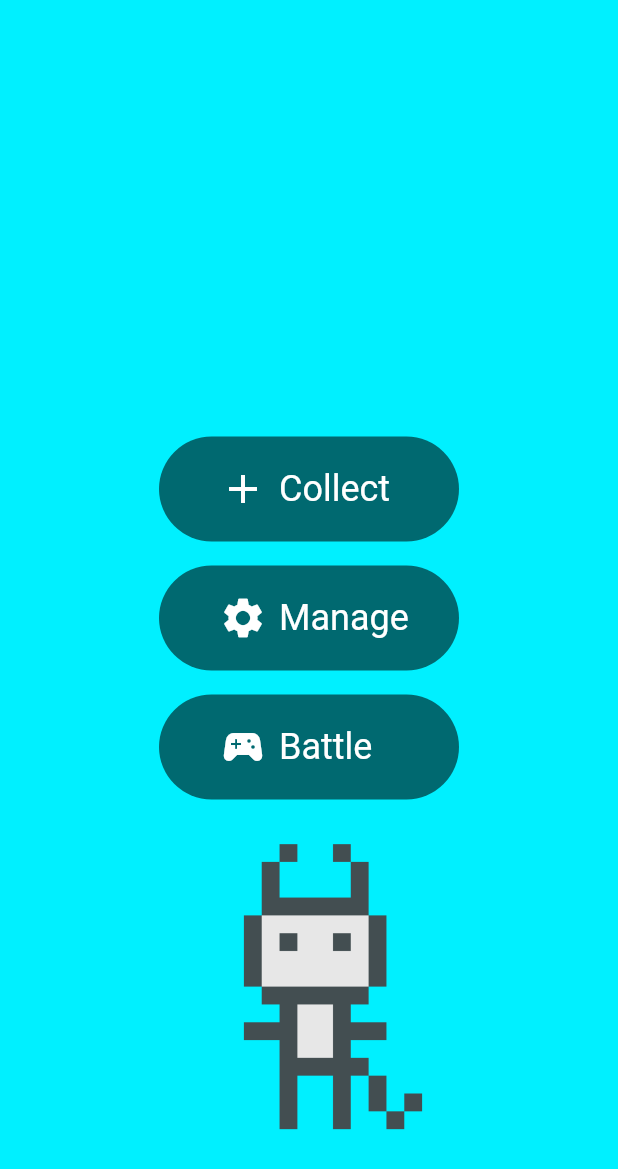
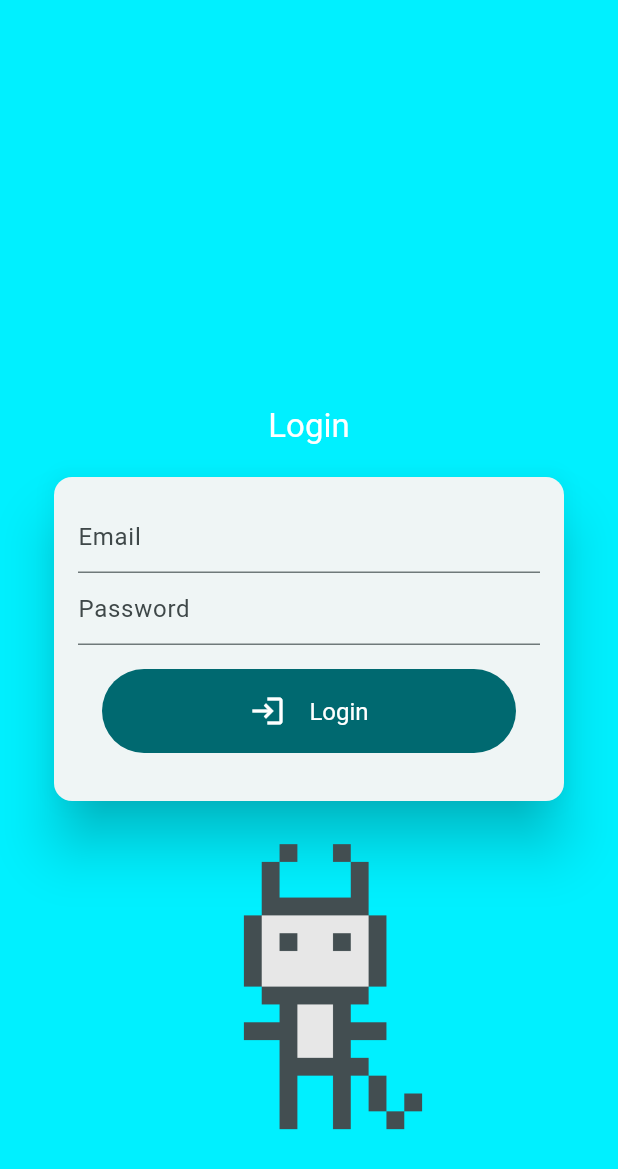
Before and after one commit to mnstrapp/mnstrv2, a Flutter app: the screen it shows after launch, on a phone screen of 412 x 824 dp. Shown: the top 1169 px of the screen. Run offline on Flutter 3.47's test engine with Material 3 defaults, Android fonts, the phone set to English and light mode, and no system bars; our stand-ins replace flutter_riverpod, google_fonts, riverpod; missing offline and left inert: mobile_scanner; Roboto replaces fonts that are missing (Silkscreen).

Commit message:
Added Auth screen

```diff
--- a/lib/app.dart
+++ b/lib/app.dart
@@ -1,22 +1,35 @@
+import 'dart:developer';
+
 import 'package:flutter/material.dart';
+import 'package:flutter_riverpod/flutter_riverpod.dart';
+import 'theme.dart';
+import 'providers/auth.dart';
 import 'home/home.dart';
+import 'auth/auth.dart';
 
-class App extends StatelessWidget {
+class App extends ConsumerWidget {
   const App({super.key});
 
   @override
-  Widget build(BuildContext context) {
+  Widget build(BuildContext context, WidgetRef ref) {
+    final auth = ref.watch(authProvider);
     return MaterialApp(
-      home: Home(),
+      home: auth.when(
+        data: (auth) {
+          if (auth == null) {
+            return AuthView();
+          }
+          return HomeView();
+        },
+        error: (error, stack) {
+          log('Error: $error\n$stack');
+          return const AuthView();
+        },
+        loading: () =>
+            const Scaffold(body: Center(child: CircularProgressIndicator())),
+      ),
       debugShowCheckedModeBanner: false,
-      theme: ThemeData(
-        colorScheme: ColorScheme.fromSeed(seedColor: Color(0xff00f0ff)),
-        primaryColor: Color(0xff00f0ff),
-        primaryColorLight: Color(0xff7cf7ff),
-        primaryColorDark: Color(0xff00c0ff),
-        scaffoldBackgroundColor: Color(0xff00f0ff),
-        appBarTheme: AppBarTheme(backgroundColor: Color(0xff00f0ff)),
-      ),
+      theme: theme,
     );
   }
 }
--- /dev/null
+++ b/lib/auth/auth.dart
@@ -0,0 +1,76 @@
+import 'package:flutter/material.dart';
+import '../ui/button.dart';
+
+class AuthView extends StatefulWidget {
+  const AuthView({super.key});
+
+  @override
+  State<AuthView> createState() => _AuthViewState();
+}
+
+class _AuthViewState extends State<AuthView> {
+  final TextEditingController _emailController = TextEditingController();
+  final TextEditingController _passwordController = TextEditingController();
+
+  @override
+  Widget build(BuildContext context) {
+    return Scaffold(
+      body: Stack(
+        children: [
+          Center(
+            child: Padding(
+              padding: const EdgeInsets.all(16.0),
+              child: Column(
+                mainAxisSize: MainAxisSize.min,
+                mainAxisAlignment: MainAxisAlignment.center,
+                children: [
+                  Text(
+                    'Login',
+                    style: Theme.of(context).textTheme.titleLarge?.copyWith(
+                      color: Theme.of(context).colorScheme.onPrimary,
+                    ),
+                  ),
+                  Padding(
+                    padding: const EdgeInsets.all(16.0),
+                    child: Card(
+                      elevation: 16,
+                      child: Padding(
+                        padding: const EdgeInsets.all(16.0),
+                        child: Column(
+                          mainAxisSize: MainAxisSize.min,
+                          children: [
+                            TextField(
+                              controller: _emailController,
+                              decoration: InputDecoration(hintText: 'Email'),
+                            ),
+                            TextField(
+                              controller: _passwordController,
+                              decoration: InputDecoration(hintText: 'Password'),
+                            ),
+                            UIButton(
+                              onPressed: () {},
+                              text: 'Login',
+                              margin: 16,
+                              padding: 16,
+                              icon: Icons.login,
+                            ),
+                          ],
+                        ),
+                      ),
+                    ),
+                  ),
+                ],
+              ),
+            ),
+          ),
+          Positioned(
+            bottom: 0,
+            left: 32,
+            right: 0,
+            child: Center(child: Image.asset('assets/loading_figure.png')),
+          ),
+        ],
+      ),
+    );
+  }
+}
--- a/lib/home/home.dart
+++ b/lib/home/home.dart
@@ -2,8 +2,8 @@ import 'package:flutter/material.dart';
 import '../collect/collect.dart';
 import '../ui/button.dart';
 
-class Home extends StatelessWidget {
-  const Home({super.key});
+class HomeView extends StatelessWidget {
+  const HomeView({super.key});
 
   @override
   Widget build(BuildContext context) {
--- a/lib/main.dart
+++ b/lib/main.dart
@@ -1,6 +1,7 @@
 import 'package:flutter/material.dart';
+import 'package:flutter_riverpod/flutter_riverpod.dart';
 import 'app.dart';
 
 void main() {
-  runApp(const App());
+  runApp(ProviderScope(child: const App()));
 }
--- /dev/null
+++ b/lib/models/auth.dart
@@ -0,0 +1,14 @@
+import 'package:json_annotation/json_annotation.dart';
+
+part 'auth.g.dart';
+
+@JsonSerializable()
+class Auth {
+  String? id;
+  DateTime? expiresAt;
+
+  Auth({this.id, this.expiresAt});
+
+  factory Auth.fromJson(Map<String, dynamic> json) => _$AuthFromJson(json);
+  Map<String, dynamic> toJson() => _$AuthToJson(this);
+}
--- /dev/null
+++ b/lib/providers/auth.dart
@@ -0,0 +1,13 @@
+import 'package:riverpod/riverpod.dart';
+import '../models/auth.dart';
+
+final authProvider = AsyncNotifierProvider<AuthNotifier, Auth?>(
+  () => AuthNotifier(),
+);
+
+class AuthNotifier extends AsyncNotifier<Auth?> {
+  @override
+  Future<Auth?> build() async {
+    return null;
+  }
+}
--- /dev/null
+++ b/lib/theme.dart
@@ -0,0 +1,14 @@
+import 'package:flutter/material.dart';
+import 'package:google_fonts/google_fonts.dart';
+
+final baseTheme = ThemeData(useMaterial3: true);
+
+final theme = baseTheme.copyWith(
+  colorScheme: ColorScheme.fromSeed(seedColor: Color(0xff00f0ff)),
+  textTheme: GoogleFonts.silkscreenTextTheme(baseTheme.textTheme),
+  primaryColor: Color(0xff00f0ff),
+  primaryColorLight: Color(0xff7cf7ff),
+  primaryColorDark: Color(0xff00c0ff),
+  scaffoldBackgroundColor: Color(0xff00f0ff),
+  appBarTheme: AppBarTheme(backgroundColor: Color(0xff00f0ff)),
+);
--- a/lib/ui/button.dart
+++ b/lib/ui/button.dart
@@ -13,6 +13,7 @@ class UIButton extends StatelessWidget {
     this.fontSize,
     this.color,
     this.iconSize,
+    this.center = true,
   });
 
   final VoidCallback onPressed;
@@ -25,6 +26,7 @@ class UIButton extends StatelessWidget {
   final double? padding;
   final double? width;
   final double? height;
+  final bool center;
 
   @override
   Widget build(BuildContext context) {
@@ -47,12 +49,18 @@ class UIButton extends StatelessWidget {
           child: Padding(
             padding: EdgeInsets.all(padding),
             child: Row(
-              mainAxisAlignment: icon != null
+              mainAxisAlignment: center
+                  ? MainAxisAlignment.center
+                  : icon != null
                   ? MainAxisAlignment.start
                   : MainAxisAlignment.center,
               children: [
-                if (icon != null) ...[
+                if (icon != null && !center) ...[
                   SizedBox(width: padding),
+                  Icon(icon!, size: iconSize, color: color),
+                  SizedBox(width: padding),
+                ],
+                if (icon != null && center) ...[
                   Icon(icon!, size: iconSize, color: color),
                   SizedBox(width: padding),
                 ],
```
Also changed, not shown: pubspec.yaml (+7 -0 lines), assets/google_fonts/Silkscreen-Bold.ttf (added), assets/google_fonts/Silkscreen-Regular.ttf (added), lib/models/auth.g.dart (added), pubspec.lock.
